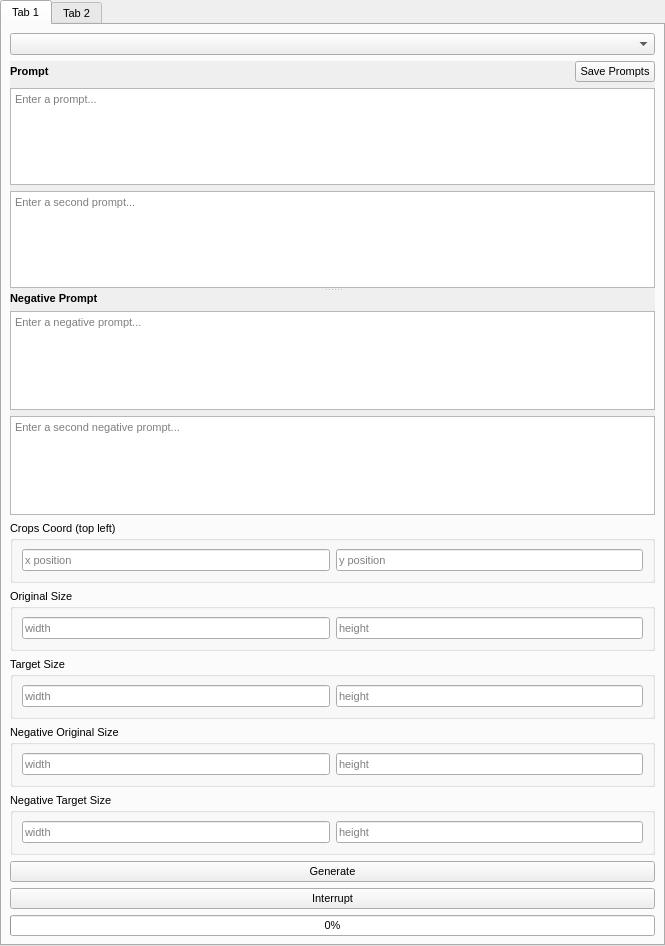
This is src/airunner/widgets/generator_form/templates/generatorform.ui in Capsize-Games/airunner as Qt 5 draws it before an edit. The edited form follows.
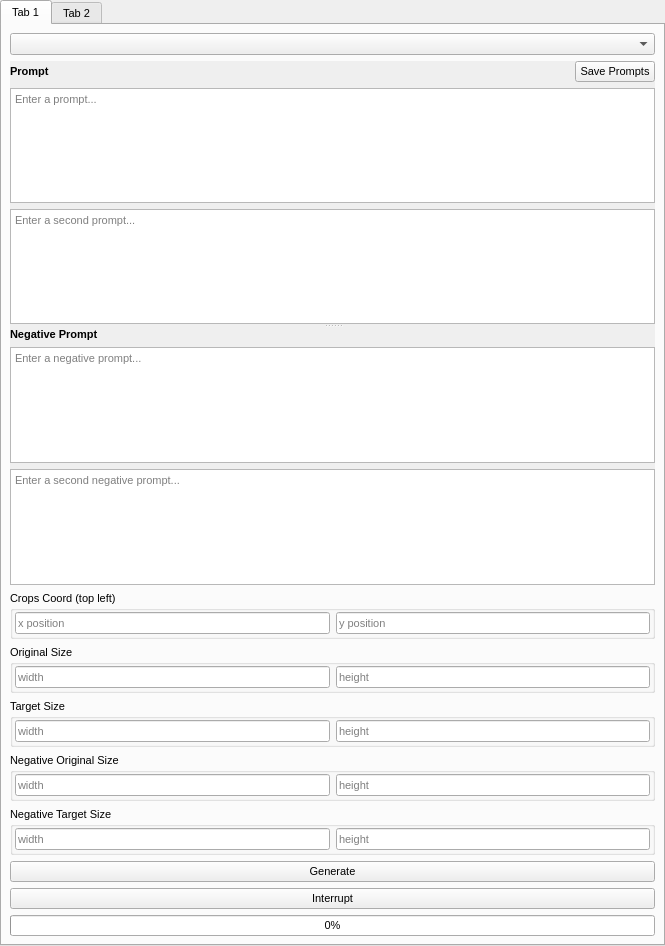
This is the edited form. Custom widgets are drawn as their Qt base class.

Commit message: generator form fixes

The edit to the form file:
```diff
--- a/src/airunner/widgets/generator_form/templates/generatorform.ui
+++ b/src/airunner/widgets/generator_form/templates/generatorform.ui
@@ -83,7 +83,7 @@
             <x>0</x>
             <y>0</y>
             <width>645</width>
-            <height>461</height>
+            <height>531</height>
            </rect>
           </property>
           <layout class="QGridLayout" name="gridLayout">
@@ -229,6 +229,18 @@
           <string>Original Size</string>
          </property>
          <layout class="QHBoxLayout" name="horizontalLayout_4">
+          <property name="leftMargin">
+           <number>2</number>
+          </property>
+          <property name="topMargin">
+           <number>2</number>
+          </property>
+          <property name="rightMargin">
+           <number>2</number>
+          </property>
+          <property name="bottomMargin">
+           <number>2</number>
+          </property>
           <item>
            <widget class="QLineEdit" name="original_size_x">
             <property name="placeholderText">
@@ -252,6 +264,18 @@
           <string>Negative Original Size</string>
          </property>
          <layout class="QHBoxLayout" name="horizontalLayout_5">
+          <property name="leftMargin">
+           <number>2</number>
+          </property>
+          <property name="topMargin">
+           <number>2</number>
+          </property>
+          <property name="rightMargin">
+           <number>2</number>
+          </property>
+          <property name="bottomMargin">
+           <number>2</number>
+          </property>
           <item>
            <widget class="QLineEdit" name="negative_original_size_x">
             <property name="placeholderText">
@@ -275,6 +299,18 @@
           <string>Negative Target Size</string>
          </property>
          <layout class="QHBoxLayout" name="horizontalLayout">
+          <property name="leftMargin">
+           <number>2</number>
+          </property>
+          <property name="topMargin">
+           <number>2</number>
+          </property>
+          <property name="rightMargin">
+           <number>2</number>
+          </property>
+          <property name="bottomMargin">
+           <number>2</number>
+          </property>
           <item>
            <widget class="QLineEdit" name="negative_target_size_x">
             <property name="placeholderText">
@@ -312,6 +348,18 @@
           <string>Crops Coord (top left)</string>
          </property>
          <layout class="QHBoxLayout" name="horizontalLayout_2">
+          <property name="leftMargin">
+           <number>2</number>
+          </property>
+          <property name="topMargin">
+           <number>2</number>
+          </property>
+          <property name="rightMargin">
+           <number>2</number>
+          </property>
+          <property name="bottomMargin">
+           <number>2</number>
+          </property>
           <item>
            <widget class="QLineEdit" name="crops_coord_top_left_x">
             <property name="placeholderText">
@@ -335,6 +383,18 @@
           <string>Target Size</string>
          </property>
          <layout class="QHBoxLayout" name="horizontalLayout_3">
+          <property name="leftMargin">
+           <number>2</number>
+          </property>
+          <property name="topMargin">
+           <number>2</number>
+          </property>
+          <property name="rightMargin">
+           <number>2</number>
+          </property>
+          <property name="bottomMargin">
+           <number>2</number>
+          </property>
           <item>
            <widget class="QLineEdit" name="target_size_x">
             <property name="placeholderText">
```
Left out of the diff: 14 changed lines with no effect on the pictures. The commit also changes 2 other files.
